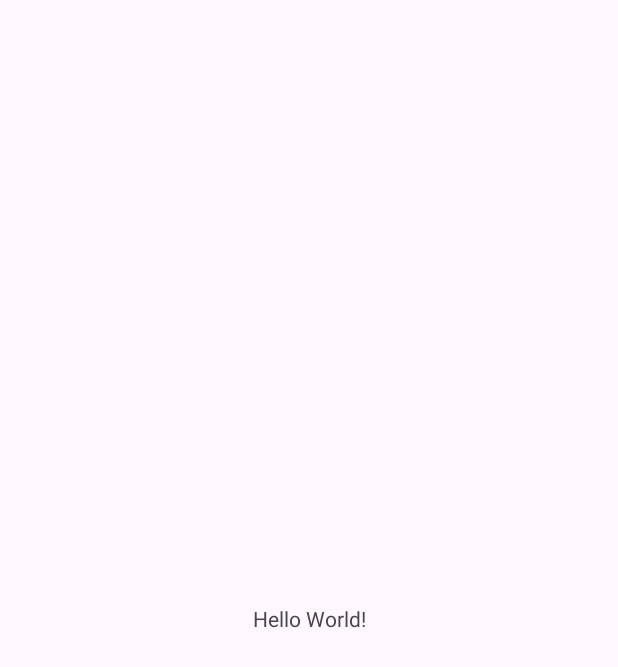
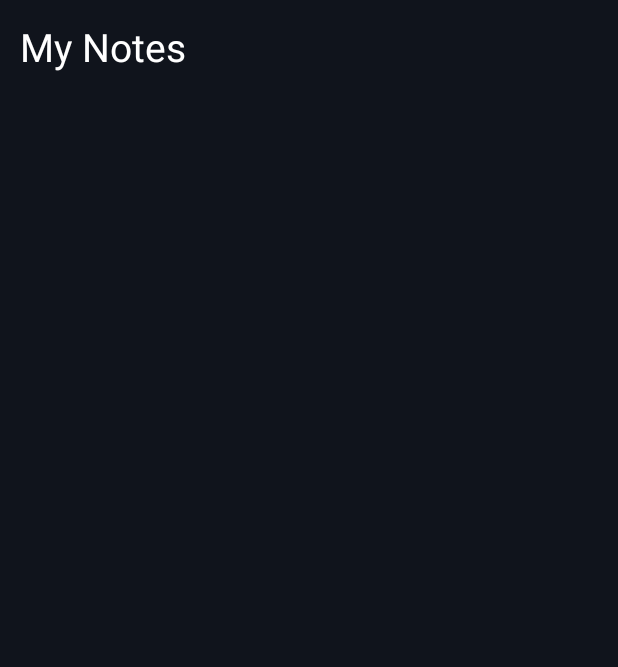
Before and after one commit to NushNiz/MADD_ASSIGNMENT_ANDROID, an Android app: the screen it shows after launch (MainActivity), on a phone screen of 412 x 824 dp. Before the commit the part shown is almost empty. Shown: the top 667 px of the screen. Run offline under Robolectric (Android 15) with nearby library versions, the phone set to English and light mode, and no system bars; our stand-ins replace sdp/ssp sizes.

Commit message:
Activity main file Notes heading added

```diff
--- a/app/src/main/res/layout/activity_main.xml
+++ b/app/src/main/res/layout/activity_main.xml
@@ -4,15 +4,19 @@
     xmlns:tools="http://schemas.android.com/tools"
     android:layout_width="match_parent"
     android:layout_height="match_parent"
+    android:background="@color/colorPrimary"
     tools:context=".MainActivity">
 
+
     <TextView
-        android:layout_width="wrap_content"
+        android:id="@+id/tvNote"
+        android:layout_width="match_parent"
         android:layout_height="wrap_content"
-        android:text="Hello World!"
-        app:layout_constraintBottom_toBottomOf="parent"
+        android:padding="@dimen/_10sdp"
+        android:text="@string/notes"
+        android:textColor="@color/colorWhite"
+        android:textSize="@dimen/_20ssp"
         app:layout_constraintEnd_toEndOf="parent"
         app:layout_constraintStart_toStartOf="parent"
         app:layout_constraintTop_toTopOf="parent" />
-
 </androidx.constraintlayout.widget.ConstraintLayout>
--- a/app/src/main/res/values/strings.xml
+++ b/app/src/main/res/values/strings.xml
@@ -1,3 +1,4 @@
 <resources>
     <string name="app_name">MADD_ASSIGNMENT_Y4</string>
+    <string name="notes">My Notes</string>
 </resources>
```
